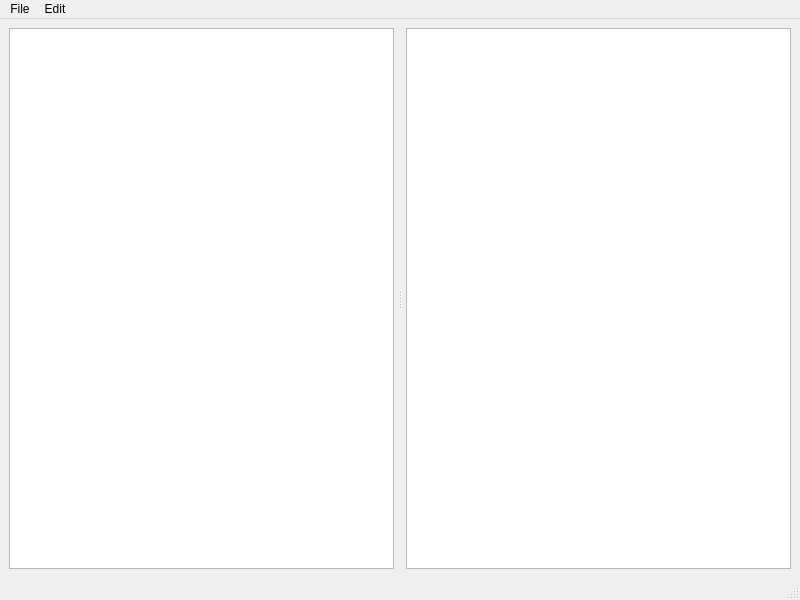
The window that MainWindow.ui (MichaelKolesnikov/Code2ERD) describes before a commit, drawn with Qt 5.
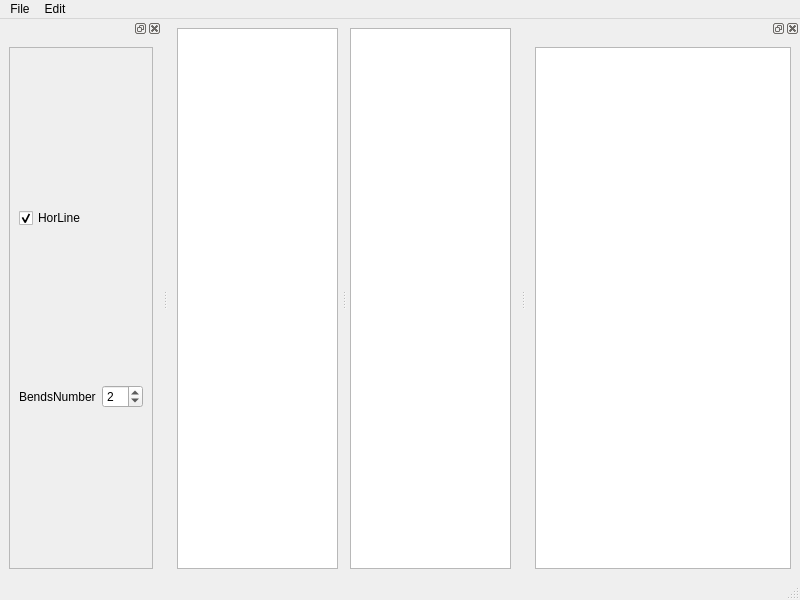
The same window after the commit. Custom widgets are drawn as their Qt base class.

```diff
--- a/MainWindow.ui
+++ b/MainWindow.ui
@@ -59,6 +59,63 @@
    <addaction name="menuEdit"/>
   </widget>
   <widget class="QStatusBar" name="statusbar"/>
+  <widget class="QDockWidget" name="dockWidget">
+   <attribute name="dockWidgetArea">
+    <number>2</number>
+   </attribute>
+   <widget class="QWidget" name="dockWidgetContents">
+    <layout class="QGridLayout" name="gridLayout_2">
+     <item row="0" column="0">
+      <widget class="QUndoView" name="undoView"/>
+     </item>
+    </layout>
+   </widget>
+  </widget>
+  <widget class="QDockWidget" name="dockWidget_2">
+   <attribute name="dockWidgetArea">
+    <number>1</number>
+   </attribute>
+   <widget class="QWidget" name="dockWidgetContents_3">
+    <layout class="QGridLayout" name="gridLayout_3">
+     <item row="0" column="0">
+      <widget class="QFrame" name="frame">
+       <property name="frameShape">
+        <enum>QFrame::StyledPanel</enum>
+       </property>
+       <property name="frameShadow">
+        <enum>QFrame::Raised</enum>
+       </property>
+       <layout class="QGridLayout" name="gridLayout_4">
+        <item row="0" column="0" colspan="2">
+         <widget class="QCheckBox" name="checkBox">
+          <property name="text">
+           <string>HorLine</string>
+          </property>
+          <property name="checked">
+           <bool>true</bool>
+          </property>
+         </widget>
+        </item>
+        <item row="1" column="0">
+         <widget class="QLabel" name="label">
+          <property name="text">
+           <string>BendsNumber</string>
+          </property>
+         </widget>
+        </item>
+        <item row="1" column="1">
+         <widget class="QSpinBox" name="spinBoxBendsNumber">
+          <property name="value">
+           <number>2</number>
+          </property>
+         </widget>
+        </item>
+       </layout>
+      </widget>
+     </item>
+    </layout>
+   </widget>
+  </widget>
   <action name="actionOpen">
    <property name="text">
     <string>Open</string>
```
Left out of the diff: 6 changed lines with no effect on the pictures.
